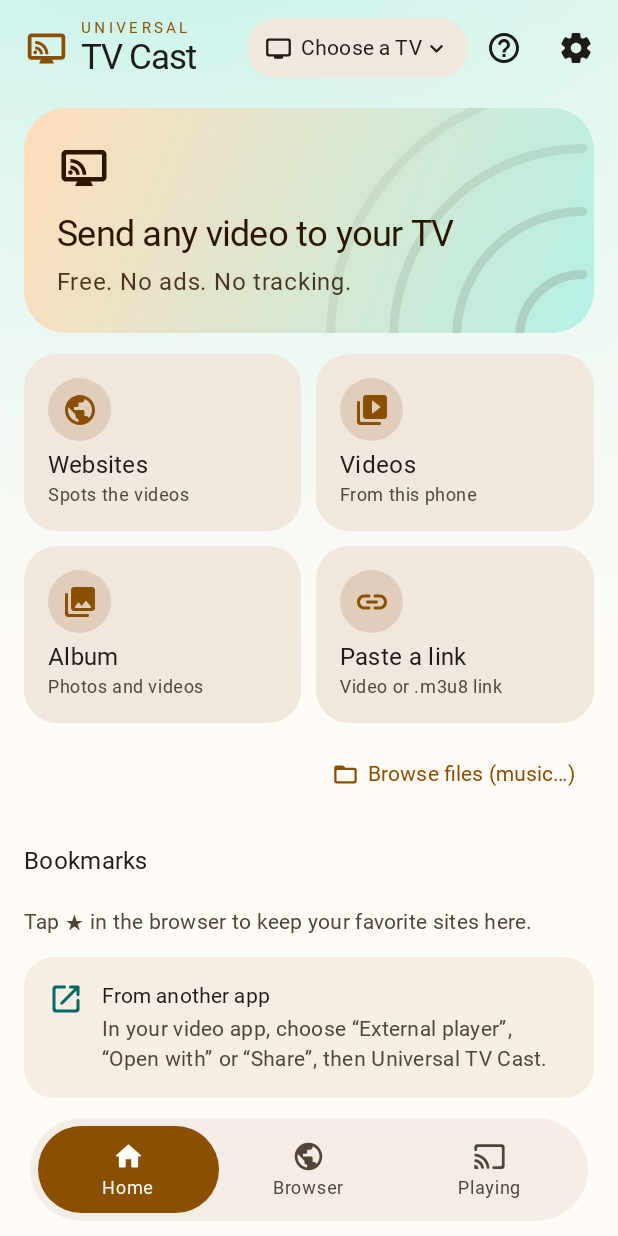
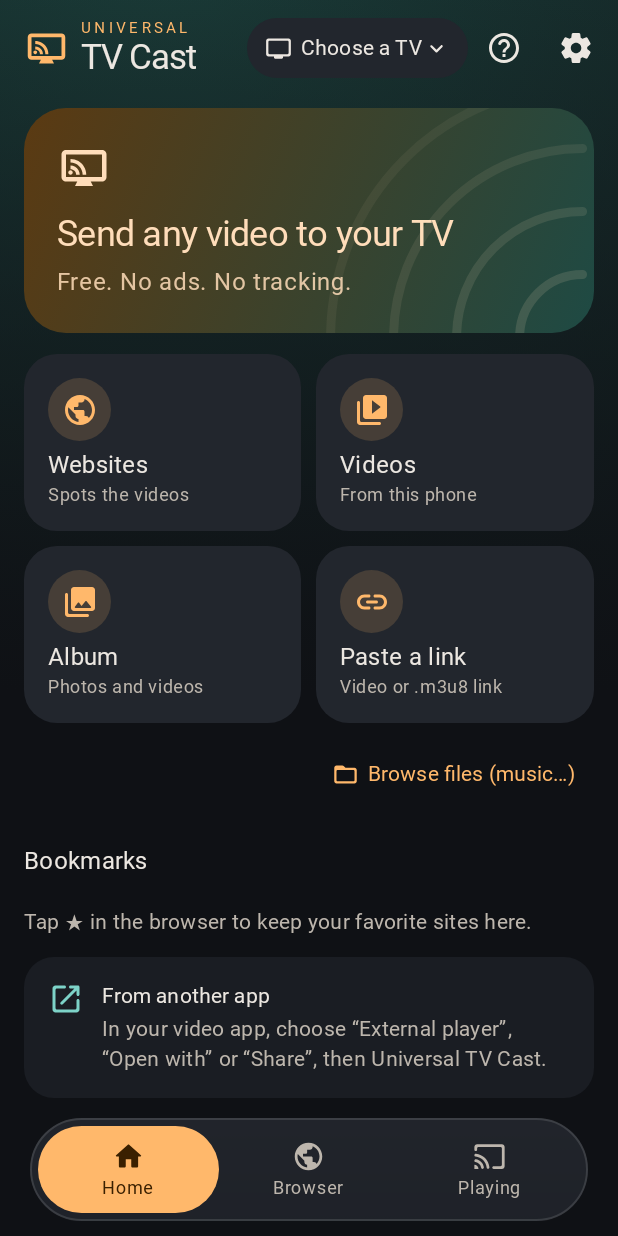
Before and after one commit to guillaumerollando/universal-tv-cast, an Android app built with Jetpack Compose: the screen it shows after launch (MainActivity), on a phone screen of 412 x 824 dp. Run offline under Robolectric (Android 15) with nearby library versions, the phone set to English and light mode, and no system bars; libraries missing offline, so code that uses them is left out: androidx.mediarouter.media; network calls fail; pictures from the network do not load; Roboto replaces fonts that are not available here; 10 statements that could not run were skipped.

Commit message:
Thème sombre uniquement (parti pris), barre système claire, barre d'onglets plus lisible

```diff
--- a/app/src/main/java/studio/rollando/castor/MainActivity.kt
+++ b/app/src/main/java/studio/rollando/castor/MainActivity.kt
@@ -39,7 +39,11 @@ class MainActivity : ComponentActivity(), SensorEventListener {
 
     override fun onCreate(savedInstanceState: Bundle?) {
         super.onCreate(savedInstanceState)
-        enableEdgeToEdge()
+        // Thème sombre uniquement : icônes claires dans les barres système, quel que soit le réglage du téléphone.
+        enableEdgeToEdge(
+            statusBarStyle = androidx.activity.SystemBarStyle.dark(android.graphics.Color.TRANSPARENT),
+            navigationBarStyle = androidx.activity.SystemBarStyle.dark(android.graphics.Color.TRANSPARENT),
+        )
         Castor.init(this)
         if (savedInstanceState == null) handle(intent)
         setContent { CastorTheme { CastorApp() } }
--- a/app/src/main/java/studio/rollando/castor/ui/TabBar.kt
+++ b/app/src/main/java/studio/rollando/castor/ui/TabBar.kt
@@ -73,7 +73,7 @@ fun PillTabBar(tab: Tab, casting: Boolean, onSelect: (Tab) -> Unit) {
         val shape = RoundedCornerShape(50)
         Surface(
             shape = shape,
-            color = c.surfaceContainerHigh.copy(alpha = 0.72f),
+            color = c.surfaceContainerHigh.copy(alpha = 0.84f), // assez opaque pour rester lisible sur une affiche
             border = BorderStroke(1.dp, androidx.compose.ui.graphics.Color.White.copy(alpha = 0.12f)),
             modifier = Modifier.widthIn(max = 420.dp).fillMaxWidth()
                 .background(androidx.compose.ui.graphics.Brush.verticalGradient(
--- a/app/src/main/java/studio/rollando/castor/ui/Theme.kt
+++ b/app/src/main/java/studio/rollando/castor/ui/Theme.kt
@@ -1,10 +1,8 @@
 package studio.rollando.castor.ui
 
-import androidx.compose.foundation.isSystemInDarkTheme
 import androidx.compose.material3.MaterialTheme
 import androidx.compose.material3.Typography
 import androidx.compose.material3.darkColorScheme
-import androidx.compose.material3.lightColorScheme
 import androidx.compose.runtime.Composable
 import androidx.compose.ui.graphics.Color
 import androidx.compose.ui.text.TextStyle
@@ -46,32 +44,6 @@ private val Dark = darkColorScheme(
     onErrorContainer = Color(0xFFFFDAD6),
 )
 
-private val Light = lightColorScheme(
-    primary = Color(0xFF8A4F00),
-    onPrimary = Color.White,
-    primaryContainer = Color(0xFFFFDDBA),
-    onPrimaryContainer = Color(0xFF2C1600),
-    secondary = Color(0xFF006A60),
-    onSecondary = Color.White,
-    secondaryContainer = Color(0xFFB6F0E6),
-    onSecondaryContainer = Color(0xFF00201C),
-    tertiary = Color(0xFF5B4B9A),
-    tertiaryContainer = Color(0xFFFFF0C7),
-    onTertiaryContainer = Color(0xFF3A2E00),
-    background = Color(0xFFFFFBF7),
-    onBackground = Color(0xFF1F1B16),
-    surface = Color(0xFFFFFBF7),
-    onSurface = Color(0xFF1F1B16),
-    surfaceVariant = Color(0xFFF1E4D8),
-    onSurfaceVariant = Color(0xFF51453A),
-    surfaceContainerLowest = Color.White,
-    surfaceContainerLow = Color(0xFFFBF3EC),
-    surfaceContainer = Color(0xFFF6EDE5),
-    surfaceContainerHigh = Color(0xFFF0E7DF),
-    surfaceContainerHighest = Color(0xFFEAE1D9),
-    outline = Color(0xFF84756A),
-    outlineVariant = Color(0xFFD6C4B5),
-)
 
 /** Inter Display (titres, extra-gras, lettres resserrées : l'esprit des applis de streaming) et Inter (le reste). */
 val InterDisplay = FontFamily(Font(R.font.inter_display_extrabold, FontWeight.ExtraBold))
@@ -104,5 +76,6 @@ private val Type = Typography(
 
 @Composable
 fun CastorTheme(content: @Composable () -> Unit) {
-    MaterialTheme(colorScheme = if (isSystemInDarkTheme()) Dark else Light, typography = Type, content = content)
+    // Parti pris : thème sombre uniquement (ambre sur noir, usage le soir devant la télé).
+    MaterialTheme(colorScheme = Dark, typography = Type, content = content)
 }
```
Also changed, not shown: 1 other file.
